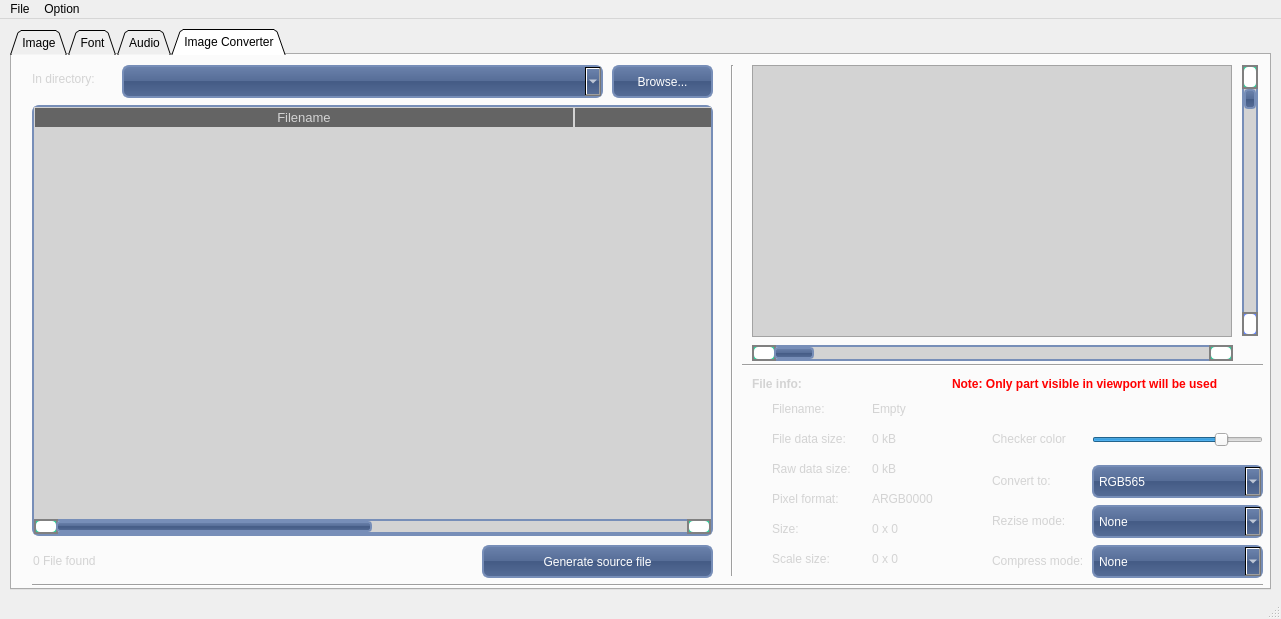
The window that mainwindow.ui (aroyer-qc/GUI_Builder) describes before a commit, drawn with Qt 5.
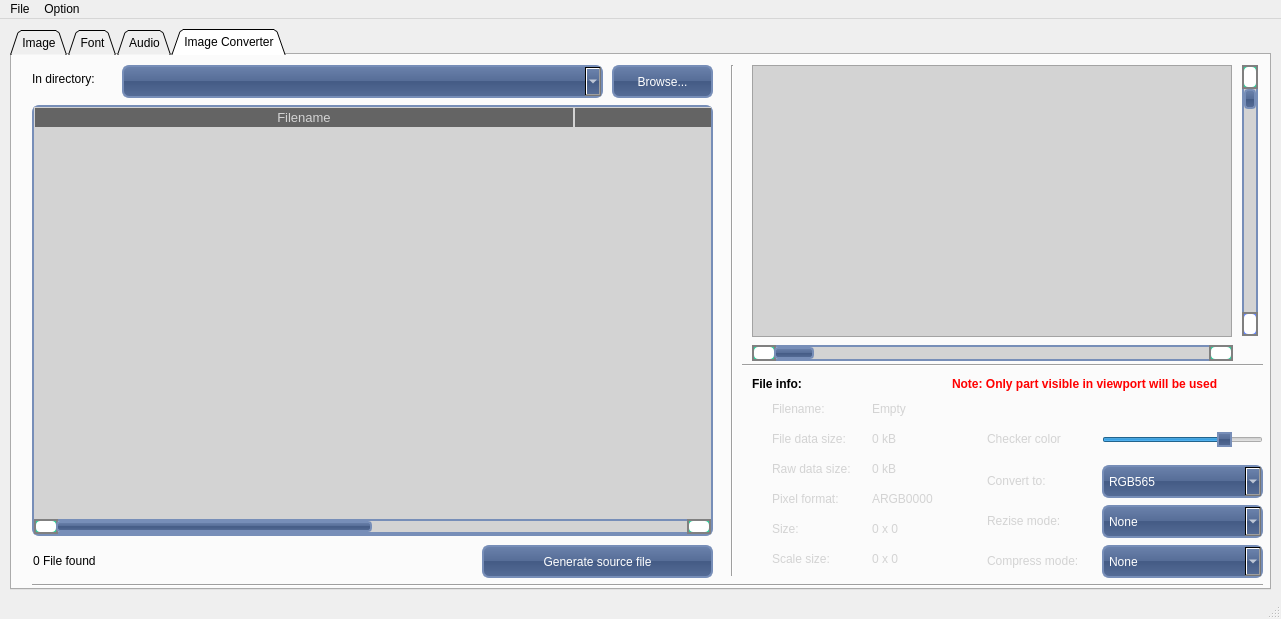
The same window after the commit. The open tabs and pages were chosen to show the change. Icons and pictures are not drawn.

```diff
--- a/mainwindow.ui
+++ b/mainwindow.ui
@@ -189,6 +189,14 @@
 border-style: solid;
 /*border-radius: 1px;*/
 }
+
+QSlider::handle:horizontal {
+background-color: QLinearGradient( x1: 0, y1: 0, x2: 0, y2: 1,  stop: 0 #6B82AC, stop: 0.49 #566D97, stop: 0.5 #445B85, stop: 1 #566D97);
+border-width: 2px;
+border-color: #778EB8;
+border-style: solid;
+}
+
 </string>
    </property>
    <widget class="QTabWidget" name="TabFunctionSelect">
@@ -1404,6 +1412,9 @@
         <verstretch>0</verstretch>
        </sizepolicy>
       </property>
+      <property name="styleSheet">
+       <string notr="true">color: black;</string>
+      </property>
       <property name="text">
        <string>In directory:</string>
       </property>
@@ -1603,6 +1614,9 @@
         <verstretch>0</verstretch>
        </sizepolicy>
       </property>
+      <property name="styleSheet">
+       <string notr="true">color: black;</string>
+      </property>
       <property name="text">
        <string>0 File found</string>
       </property>
@@ -1613,7 +1627,7 @@
      <widget class="QLabel" name="LabelStaticConvertTo">
       <property name="geometry">
        <rect>
-        <x>980</x>
+        <x>975</x>
         <y>412</y>
         <width>91</width>
         <height>27</height>
@@ -1632,9 +1646,9 @@
      <widget class="QComboBox" name="comboBoxPixelFormat">
       <property name="geometry">
        <rect>
-        <x>1080</x>
+        <x>1090</x>
         <y>410</y>
-        <width>171</width>
+        <width>161</width>
         <height>33</height>
        </rect>
       </property>
@@ -1739,6 +1753,9 @@
         <bold>true</bold>
        </font>
       </property>
+      <property name="styleSheet">
+       <string notr="true">color: black;</string>
+      </property>
       <property name="text">
        <string>File info:</string>
       </property>
@@ -1780,7 +1797,7 @@
        <rect>
         <x>860</x>
         <y>430</y>
-        <width>141</width>
+        <width>111</width>
         <height>27</height>
        </rect>
       </property>
@@ -1799,7 +1816,7 @@
        <rect>
         <x>860</x>
         <y>460</y>
-        <width>141</width>
+        <width>111</width>
         <height>27</height>
        </rect>
       </property>
@@ -1876,7 +1893,7 @@
        <rect>
         <x>860</x>
         <y>490</y>
-        <width>141</width>
+        <width>111</width>
         <height>27</height>
        </rect>
       </property>
@@ -1896,9 +1913,9 @@
       </property>
       <property name="geometry">
        <rect>
-        <x>1080</x>
+        <x>1090</x>
         <y>450</y>
-        <width>171</width>
+        <width>161</width>
         <height>33</height>
        </rect>
       </property>
@@ -1976,7 +1993,7 @@
      <widget class="QLabel" name="LabelStaticResize">
       <property name="geometry">
        <rect>
-        <x>980</x>
+        <x>975</x>
         <y>452</y>
         <width>91</width>
         <height>27</height>
@@ -1997,7 +2014,7 @@
        <rect>
         <x>860</x>
         <y>400</y>
-        <width>141</width>
+        <width>111</width>
         <height>27</height>
        </rect>
       </property>
@@ -2083,7 +2100,7 @@
        <rect>
         <x>860</x>
         <y>370</y>
-        <width>141</width>
+        <width>111</width>
         <height>27</height>
        </rect>
       </property>
@@ -2103,9 +2120,9 @@
       </property>
       <property name="geometry">
        <rect>
-        <x>1080</x>
+        <x>1090</x>
         <y>490</y>
-        <width>171</width>
+        <width>161</width>
         <height>33</height>
        </rect>
       </property>
@@ -2155,7 +2172,7 @@
      <widget class="QLabel" name="LabelStaticCompress">
       <property name="geometry">
        <rect>
-        <x>980</x>
+        <x>975</x>
         <y>492</y>
         <width>91</width>
         <height>27</height>
@@ -2187,7 +2204,7 @@
      <widget class="QLabel" name="LabelStaticCheckerColor">
       <property name="geometry">
        <rect>
-        <x>980</x>
+        <x>975</x>
         <y>370</y>
         <width>91</width>
         <height>27</height>
@@ -2206,9 +2223,9 @@
      <widget class="QSlider" name="CheckerBoardSlider">
       <property name="geometry">
        <rect>
-        <x>1080</x>
+        <x>1090</x>
         <y>374</y>
-        <width>171</width>
+        <width>161</width>
         <height>22</height>
        </rect>
       </property>
```
Left out of the diff: 38 changed lines with no effect on the pictures.
